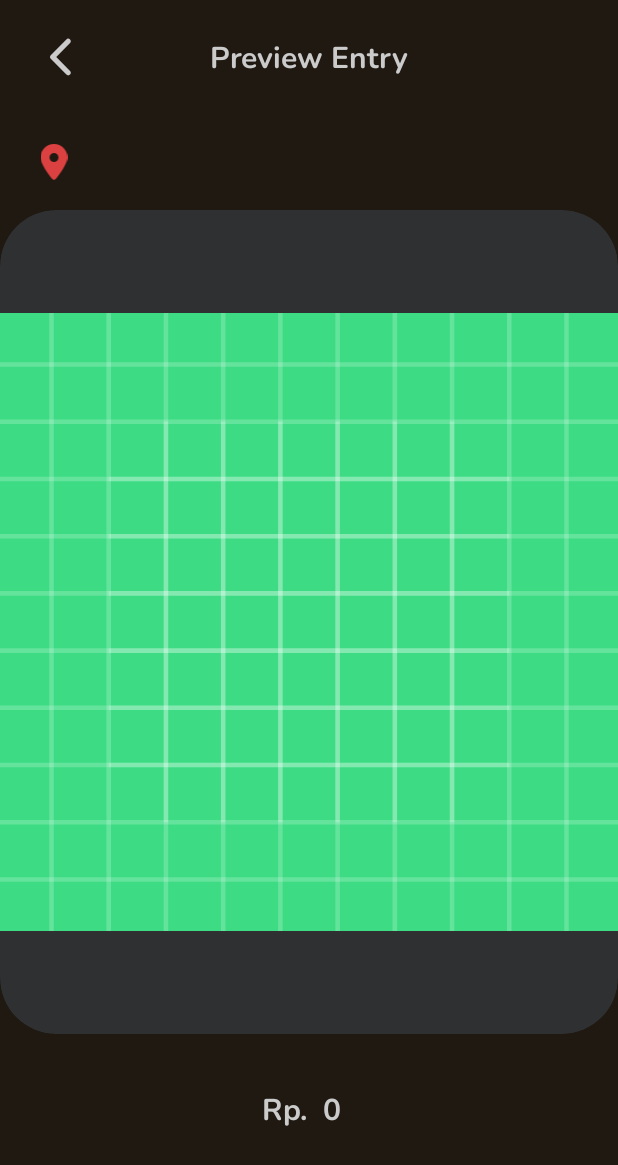
After one commit to samuelyuma/budgetgram, an Android app: the PreviewEntryPageActivity screen opened directly, with no data from a screen before it, on a phone screen of 412 x 824 dp. The commit adds this screen. Shown: the top 1165 px of the screen. Run offline under Robolectric (Android 15) with nearby library versions, the phone set to English and light mode, and no system bars.

Commit message:
feat: add preview entry page

```diff
--- a/app/src/main/AndroidManifest.xml
+++ b/app/src/main/AndroidManifest.xml
@@ -33,6 +33,7 @@
         <activity android:name=".ui.CameraPageActivity"/>
         <activity android:name=".ui.CamPreviewActivity" />
         <activity android:name=".ui.EntriesPageActivity" />
+        <activity android:name=".ui.PreviewEntryPageActivity" />
         <meta-data
             android:name="androidx.camera.lifecycle.ProcessCameraProvider"
             android:value="androidx.startup" />
--- a/app/src/main/java/com/example/finalproject/adapters/EntryAdapter.java
+++ b/app/src/main/java/com/example/finalproject/adapters/EntryAdapter.java
@@ -1,6 +1,7 @@
 package com.example.finalproject.adapters;
 
 import android.content.Context;
+import android.content.Intent;
 import android.view.LayoutInflater;
 import android.view.View;
 import android.view.ViewGroup;
@@ -11,6 +12,8 @@ import androidx.recyclerview.widget.RecyclerView;
 import com.example.finalproject.R;
 import com.example.finalproject.database.Entry;
 import com.bumptech.glide.Glide;
+import com.example.finalproject.ui.PreviewEntryPageActivity;
+
 import java.util.List;
 
 public class EntryAdapter extends RecyclerView.Adapter<EntryAdapter.EntryViewHolder> {
@@ -42,6 +45,14 @@ public class EntryAdapter extends RecyclerView.Adapter<EntryAdapter.EntryViewHol
                 .into(holder.imageView);
 
         holder.price.setText("Rp. " + entry.getPrice());
+
+        holder.itemView.setOnClickListener(v -> {
+            Intent intent = new Intent(context, PreviewEntryPageActivity.class);
+            intent.putExtra("location_name", entry.getLocationName());
+            intent.putExtra("image_url", entry.getImageUrl());
+            intent.putExtra("price", entry.getPrice());
+            context.startActivity(intent);
+        });
     }
 
     @Override
@@ -50,7 +61,6 @@ public class EntryAdapter extends RecyclerView.Adapter<EntryAdapter.EntryViewHol
     }
 
     static class EntryViewHolder extends RecyclerView.ViewHolder {
-
         TextView locationName, price;
         ImageView imageView;
 
--- /dev/null
+++ b/app/src/main/java/com/example/finalproject/ui/PreviewEntryPageActivity.java
@@ -0,0 +1,36 @@
+package com.example.finalproject.ui;
+
+import android.os.Bundle;
+import android.widget.ImageButton;
+import android.widget.ImageView;
+import android.widget.TextView;
+import androidx.appcompat.app.AppCompatActivity;
+import com.bumptech.glide.Glide;
+import com.example.finalproject.R;
+
+public class PreviewEntryPageActivity extends AppCompatActivity {
+    @Override
+    protected void onCreate(Bundle savedInstanceState) {
+        super.onCreate(savedInstanceState);
+        setContentView(R.layout.preview_entry_page);
+
+        String locationName = getIntent().getStringExtra("location_name");
+        String imageUrl = getIntent().getStringExtra("image_url");
+        int price = getIntent().getIntExtra("price", 0);
+
+        TextView locationText = findViewById(R.id.text_location);
+        ImageView previewImage = findViewById(R.id.preview);
+        TextView priceText = findViewById(R.id.text_price);
+        ImageButton backButton = findViewById(R.id.button_back);
+
+        locationText.setText(locationName);
+        priceText.setText(String.format("%d", price));
+
+        Glide.with(this)
+                .load(imageUrl)
+                .placeholder(R.drawable.ic_launcher_background)
+                .into(previewImage);
+
+        backButton.setOnClickListener(v -> finish());
+    }
+}
--- a/app/src/main/res/layout/preview_entry_page.xml
+++ b/app/src/main/res/layout/preview_entry_page.xml
@@ -93,6 +93,7 @@
             android:layout_marginRight="10dp" />
 
         <TextView
+            android:id="@+id/text_price"
             android:layout_width="wrap_content"
             android:layout_height="wrap_content"
             android:text="10 000"
```
